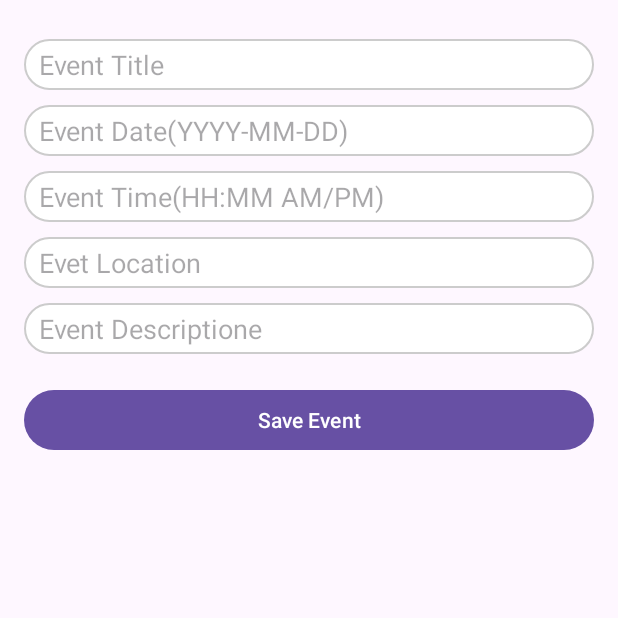
After one commit to bandenawaz/walmart2-us, an Android app: the AddEventActivity screen opened directly, with no data from a screen before it, on a phone screen of 412 x 824 dp, the top half of it. The commit adds this screen. Run offline under Robolectric (Android 15) with nearby library versions, the phone set to English and light mode, and no system bars; our stand-ins replace Firebase (no records; nobody signed in at launch, a user with empty details on screens opened directly).

Commit message:
Added Events to Firebase Database, Fetched Data to View

```diff
--- a/EventPlanner/app/build.gradle.kts
+++ b/EventPlanner/app/build.gradle.kts
@@ -44,6 +44,7 @@ dependencies {
     implementation(libs.androidx.activity)
     implementation(libs.androidx.constraintlayout)
     implementation(libs.firebase.auth)
+    implementation(libs.firebase.firestore)
     testImplementation(libs.junit)
     androidTestImplementation(libs.androidx.junit)
     androidTestImplementation(libs.androidx.espresso.core)
--- a/EventPlanner/app/src/main/AndroidManifest.xml
+++ b/EventPlanner/app/src/main/AndroidManifest.xml
@@ -13,6 +13,9 @@
         android:theme="@style/Theme.EventPlanner"
         tools:targetApi="31">
         <activity
+            android:name=".ui.AddEventActivity"
+            android:exported="false" />
+        <activity
             android:name=".ui.HomeActivity"
             android:exported="false" />
         <activity
--- /dev/null
+++ b/EventPlanner/app/src/main/java/com/example/eventplanner/ui/AddEventActivity.kt
@@ -0,0 +1,115 @@
+package com.example.eventplanner.ui
+
+import android.app.DatePickerDialog
+import android.app.TimePickerDialog
+import android.icu.util.Calendar
+import android.os.Bundle
+import android.widget.Button
+import android.widget.EditText
+import android.widget.Toast
+import androidx.activity.enableEdgeToEdge
+import androidx.appcompat.app.AppCompatActivity
+import androidx.core.view.ViewCompat
+import androidx.core.view.WindowInsetsCompat
+import com.example.eventplanner.R
+import com.google.firebase.firestore.FirebaseFirestore
+import com.google.firebase.ktx.Firebase
+
+class AddEventActivity : AppCompatActivity() {
+
+    private val  firestore = FirebaseFirestore.getInstance()
+
+    private lateinit var etTitle: EditText
+    private lateinit var etDate: EditText
+    private lateinit var etTime: EditText
+    private lateinit var etLocation: EditText
+    private lateinit var etDescription: EditText
+    private lateinit var btnSave: Button
+
+
+    override fun onCreate(savedInstanceState: Bundle?) {
+        super.onCreate(savedInstanceState)
+        setContentView(R.layout.activity_add_event)
+
+        inialiseViews()
+
+        //handle Date Picker
+        etDate.setOnClickListener{
+            val calendar = Calendar.getInstance()
+            val year = calendar.get(Calendar.YEAR)
+            val month = calendar.get(Calendar.MONTH)
+            val day = calendar.get(Calendar.DAY_OF_MONTH)
+
+            DatePickerDialog(this, {_, selectedYear, selectedMonth, selectedDay ->
+                val formattedDate = "$selectedYear-${selectedMonth + 1}-$selectedDay"
+                etDate.setText(formattedDate)
+            },year,month,day).show()
+
+        }
+
+        //handle Time Picker
+        etTime.setOnClickListener{
+            val calendar = Calendar.getInstance()
+            val hour = calendar.get(Calendar.HOUR)
+            val minute = calendar.get(Calendar.MINUTE)
+
+            TimePickerDialog(this, {_, selectedHour, selectedMinute ->
+                val formattedTime = String.format("%02d:%02d", selectedHour, selectedMinute)
+                etTime.setText(formattedTime)
+            },hour,minute,false).show()
+
+        }
+
+        btnSave.setOnClickListener {
+            saveEventToFireStore()
+        }
+
+
+    }
+
+    fun inialiseViews(){
+        etTitle = findViewById(R.id.editTextEventTitle)
+        etDate = findViewById(R.id.editTextEventDate)
+        etTime = findViewById(R.id.editTextEventTime)
+        etLocation = findViewById(R.id.editTextEventLocation)
+        etDescription = findViewById(R.id.editTextEventDescription)
+        btnSave = findViewById(R.id.btnSaveEvent)
+
+    }
+
+    private fun saveEventToFireStore() {
+        val title = etTitle.text.toString()
+        val date = etDate.text.toString()
+        val time = etTime.text.toString()
+        val location = etLocation.text.toString()
+        val description = etDescription.text.toString()
+
+        //lets do some validation
+        if (title.isEmpty() || date.isEmpty() || time.isEmpty() || location.isEmpty() || description.isEmpty()){
+            Toast.makeText(this, "Please fill all the fields", Toast.LENGTH_SHORT).show()
+            return
+        }
+
+        val event = hashMapOf(
+            "title" to title,
+            "date" to date,
+            "time" to time,
+            "location" to location,
+            "description" to description
+        )
+
+        firestore.collection("events")
+            .add(event)
+            .addOnSuccessListener {
+                Toast.makeText(this, "Event Added Successfully", Toast.LENGTH_SHORT).show()
+                //Go Back to Home Screen
+                finish()
+            }
+            .addOnFailureListener{
+                Toast.makeText(this, "Failed to Save: ${it.message}", Toast.LENGTH_SHORT).show()
+                //finish()
+            }
+
+    }
+
+}
--- a/EventPlanner/app/src/main/java/com/example/eventplanner/ui/MainActivity.kt
+++ b/EventPlanner/app/src/main/java/com/example/eventplanner/ui/MainActivity.kt
@@ -1,5 +1,6 @@
 package com.example.eventplanner.ui
 
+import android.content.Intent
 import android.os.Bundle
 import android.widget.Button
 import android.widget.EditText
@@ -54,7 +55,8 @@ class MainActivity : AppCompatActivity() {
             .addOnCompleteListener(this){ task ->
                 if (task.isSuccessful){
                     Toast.makeText(this, "User Created Successfully", Toast.LENGTH_SHORT).show()
-                    //Navigate to Home Screen
+
+
                 }else{
                     Toast.makeText(this, "Registration Failed : ${task.exception?.message}", Toast.LENGTH_SHORT).show()
                 }
@@ -69,6 +71,7 @@ class MainActivity : AppCompatActivity() {
                 if (task.isSuccessful){
                     Toast.makeText(this, "User Authenticated Successfully", Toast.LENGTH_SHORT).show()
                     //Navigate to Home Screen
+                    startActivity(Intent(this, HomeActivity::class.java))
                 }else{
                     Toast.makeText(this, "Authentication Failed : ${task.exception?.message}", Toast.LENGTH_SHORT).show()
                 }
--- /dev/null
+++ b/EventPlanner/app/src/main/res/layout/activity_add_event.xml
@@ -0,0 +1,73 @@
+<?xml version="1.0" encoding="utf-8"?>
+<ScrollView xmlns:android="http://schemas.android.com/apk/res/android"
+    xmlns:app="http://schemas.android.com/apk/res-auto"
+    xmlns:tools="http://schemas.android.com/tools"
+    android:layout_width="match_parent"
+    android:layout_height="match_parent"
+    tools:context=".ui.AddEventActivity"
+    android:padding="16dp">
+
+    <LinearLayout
+        android:layout_width="match_parent"
+        android:layout_height="wrap_content"
+        android:orientation="vertical">
+
+        <!-- Event title -->
+        <EditText
+            android:id="@+id/editTextEventTitle"
+            android:layout_width="match_parent"
+            android:layout_height="wrap_content"
+            android:inputType="text"
+            android:hint="@string/event_title"
+            android:layout_marginTop="10dp"
+            android:background="@drawable/edit_text_bg"/>
+
+        <!-- Event Date -->
+        <EditText
+            android:id="@+id/editTextEventDate"
+            android:layout_width="match_parent"
+            android:layout_height="wrap_content"
+            android:inputType="date"
+            android:hint="@string/event_date"
+            android:layout_marginTop="10dp"
+            android:background="@drawable/edit_text_bg"/>
+
+        <!-- Event Time -->
+        <EditText
+            android:id="@+id/editTextEventTime"
+            android:layout_width="match_parent"
+            android:layout_height="wrap_content"
+            android:inputType="time"
+            android:hint="@string/event_time"
+            android:layout_marginTop="10dp"
+            android:background="@drawable/edit_text_bg"/>
+
+        <!-- Event Location -->
+        <EditText
+            android:id="@+id/editTextEventLocation"
+            android:layout_width="match_parent"
+            android:layout_height="wrap_content"
+            android:inputType="text"
+            android:hint="@string/event_location"
+            android:layout_marginTop="10dp"
+            android:background="@drawable/edit_text_bg"/>
+
+        <!-- Event Description -->
+        <EditText
+            android:id="@+id/editTextEventDescription"
+            android:layout_width="match_parent"
+            android:layout_height="wrap_content"
+            android:inputType="textMultiLine"
+            android:hint="@string/event_description"
+            android:layout_marginTop="10dp"
+            android:background="@drawable/edit_text_bg"/>
+
+        <Button
+            android:id="@+id/btnSaveEvent"
+            android:layout_width="match_parent"
+            android:layout_height="wrap_content"
+            android:text="@string/save_event"
+            android:layout_marginTop="20dp"/>
+    </LinearLayout>
+
+</ScrollView>
--- a/EventPlanner/app/src/main/res/values/strings.xml
+++ b/EventPlanner/app/src/main/res/values/strings.xml
@@ -5,4 +5,13 @@
     <string name="login">Login</string>
     <string name="register">Register</string>
     <string name="add_event">Add Event</string>
+    <string name="event_title">Event Title</string>
+    <string name="date">Date</string>
+    <string name="time">Time</string>
+    <string name="location">Location</string>
+    <string name="event_date">Event Date(YYYY-MM-DD)</string>
+    <string name="event_time">Event Time(HH:MM AM/PM)</string>
+    <string name="event_location">Evet Location</string>
+    <string name="event_description">Event Descriptione</string>
+    <string name="save_event">Save Event</string>
 </resources>
--- a/EventPlanner/gradle/libs.versions.toml
+++ b/EventPlanner/gradle/libs.versions.toml
@@ -11,6 +11,7 @@ activity = "1.10.0"
 constraintlayout = "2.2.0"
 googleGmsGoogleServices = "4.4.2"
 firebaseAuth = "23.1.0"
+firebaseFirestore = "25.1.1"
 
 [libraries]
 androidx-core-ktx = { group = "androidx.core", name = "core-ktx", version.ref = "coreKtx" }
@@ -22,6 +23,7 @@ material = { group = "com.google.android.material", name = "material", version.r
 androidx-activity = { group = "androidx.activity", name = "activity", version.ref = "activity" }
 androidx-constraintlayout = { group = "androidx.constraintlayout", name = "constraintlayout", version.ref = "constraintlayout" }
 firebase-auth = { group = "com.google.firebase", name = "firebase-auth", version.ref = "firebaseAuth" }
+firebase-firestore = { group = "com.google.firebase", name = "firebase-firestore", version.ref = "firebaseFirestore" }
 
 [plugins]
 android-application = { id = "com.android.application", version.ref = "agp" }
```
Also changed, not shown: EventPlanner/app/src/main/java/com/example/eventplanner/adapter/EventAdapter.kt (+50 -1 lines), EventPlanner/app/src/main/java/com/example/eventplanner/ui/HomeActivity.kt (+48 -1 lines), EventPlanner/app/src/main/res/layout/item_event.xml (added, +39 -0 lines).
